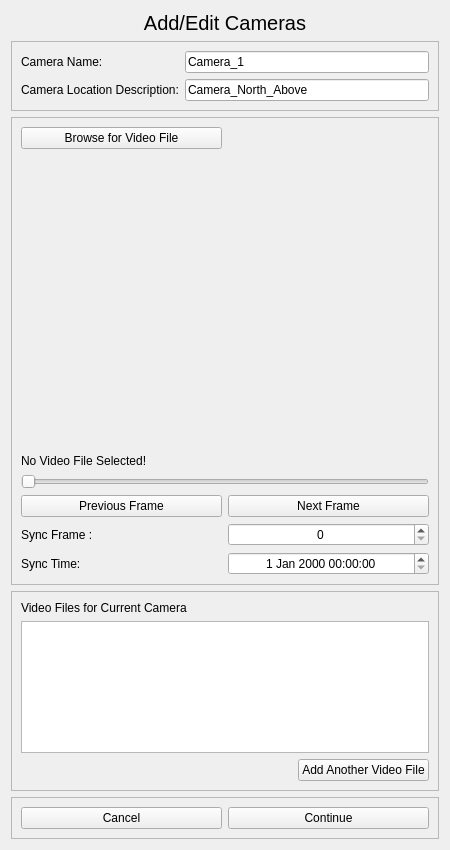
This is Source/CreateNewProjectWizardPage2.ui in scitao/PedestrianTrackingApplication as Qt 5 draws it before an edit. The edited form follows.
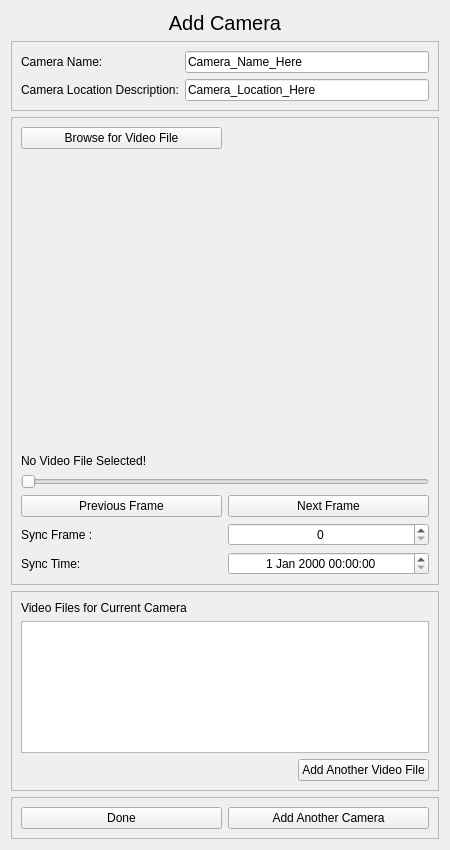
This is the edited form. Custom widgets are drawn as their Qt base class.

Diff of the .ui file:
```diff
--- a/Source/CreateNewProjectWizardPage2.ui
+++ b/Source/CreateNewProjectWizardPage2.ui
@@ -40,7 +40,7 @@
       </font>
      </property>
      <property name="text">
-      <string>Add/Edit Cameras</string>
+      <string>Add Camera</string>
      </property>
      <property name="alignment">
       <set>Qt::AlignCenter</set>
@@ -72,7 +72,7 @@
       <item row="0" column="1">
        <widget class="QLineEdit" name="cameraNameLineEdit">
         <property name="text">
-         <string>Camera_1</string>
+         <string>Camera_Name_Here</string>
         </property>
        </widget>
       </item>
@@ -86,7 +86,7 @@
       <item row="1" column="1">
        <widget class="QLineEdit" name="cameraLocationLineEdit">
         <property name="text">
-         <string>Camera_North_Above</string>
+         <string>Camera_Location_Here</string>
         </property>
        </widget>
       </item>
@@ -242,14 +242,14 @@
       <item>
        <widget class="QPushButton" name="cancelButton">
         <property name="text">
-         <string>Cancel</string>
+         <string>Done</string>
         </property>
        </widget>
       </item>
       <item>
        <widget class="QPushButton" name="continueButton">
         <property name="text">
-         <string>Continue</string>
+         <string>Add Another Camera</string>
         </property>
        </widget>
       </item>
@@ -258,6 +258,14 @@
    </item>
   </layout>
  </widget>
+ <customwidgets>
+  <customwidget>
+   <class>CVImageWidget</class>
+   <extends>QWidget</extends>
+   <header>CVImageWidget.h</header>
+   <container>1</container>
+  </customwidget>
+ </customwidgets>
  <resources/>
  <connections/>
 </ui>
```
Left out of the diff: 6 changed lines with no effect on the pictures.
